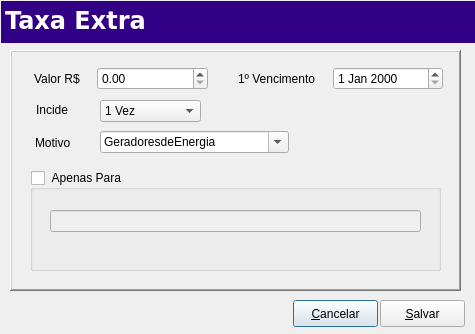
This is Projects/Blink/Plugins/financier/editextratx.ui in MarcoBueno1/qrad as Qt 5 draws it before an edit. The edited form follows.
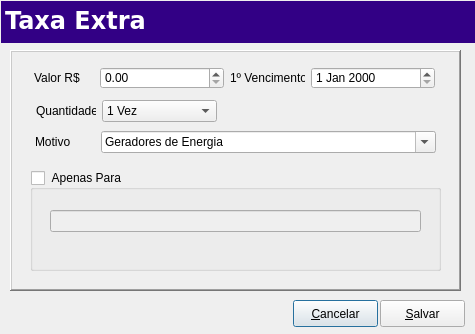
This is the edited form. Custom widgets are drawn as their Qt base class.

```diff
--- a/Projects/Blink/Plugins/financier/editextratx.ui
+++ b/Projects/Blink/Plugins/financier/editextratx.ui
@@ -28,50 +28,6 @@
    <property name="frameShadow">
     <enum>QFrame::Raised</enum>
    </property>
-   <widget class="QLabel" name="Lblmotivo">
-    <property name="geometry">
-     <rect>
-      <x>25</x>
-      <y>84</y>
-      <width>59</width>
-      <height>17</height>
-     </rect>
-    </property>
-    <property name="text">
-     <string>Motivo</string>
-    </property>
-   </widget>
-   <widget class="SComboBox" name="CmbBxmotivo">
-    <property name="geometry">
-     <rect>
-      <x>90</x>
-      <y>81</y>
-      <width>331</width>
-      <height>22</height>
-     </rect>
-    </property>
-    <property name="editable">
-     <bool>true</bool>
-    </property>
-    <property name="sizeAdjustPolicy">
-     <enum>QComboBox::AdjustToContents</enum>
-    </property>
-    <item>
-     <property name="text">
-      <string>GeradoresdeEnergia</string>
-     </property>
-    </item>
-    <item>
-     <property name="text">
-      <string>AluguelSalãodeFestasAdulto</string>
-     </property>
-    </item>
-    <item>
-     <property name="text">
-      <string>AluguelSalãodeFestasInfantil</string>
-     </property>
-    </item>
-   </widget>
    <widget class="QGroupBox" name="groupBox">
     <property name="geometry">
      <rect>
@@ -101,61 +57,79 @@
      </property>
     </widget>
    </widget>
-   <widget class="QLabel" name="Lblmotivo_2">
+   <widget class="QWidget" name="">
     <property name="geometry">
      <rect>
       <x>24</x>
-      <y>20</y>
-      <width>61</width>
-      <height>17</height>
+      <y>17</y>
+      <width>401</width>
+      <height>22</height>
      </rect>
+    </property>
+    <layout class="QHBoxLayout" name="horizontalLayout">
+     <item>
+      <widget class="QLabel" name="Lblmotivo_2">
+       <property name="maximumSize">
+        <size>
+         <width>60</width>
+         <height>16777215</height>
+        </size>
     </property>
     <property name="text">
      <string>Valor R$</string>
     </property>
    </widget>
+     </item>
+     <item>
    <widget class="QDoubleSpinBox" name="doubleSpinBox">
-    <property name="geometry">
-     <rect>
-      <x>87</x>
-      <y>17</y>
-      <width>111</width>
-      <height>23</height>
-     </rect>
-    </property>
-   </widget>
+       <property name="maximum">
+        <double>999999999.990000009536743</double>
+       </property>
+      </widget>
+     </item>
+     <item>
    <widget class="QLabel" name="Lblmotivo_3">
-    <property name="geometry">
-     <rect>
-      <x>228</x>
-      <y>20</y>
-      <width>92</width>
-      <height>17</height>
-     </rect>
+       <property name="maximumSize">
+        <size>
+         <width>75</width>
+         <height>16777215</height>
+        </size>
     </property>
     <property name="text">
      <string>1º Vencimento</string>
     </property>
    </widget>
-   <widget class="QDateEdit" name="dateEdit">
-    <property name="geometry">
-     <rect>
-      <x>323</x>
-      <y>17</y>
-      <width>110</width>
-      <height>23</height>
-     </rect>
-    </property>
+     </item>
+     <item>
+      <widget class="QDateEdit" name="dateEdit"/>
+     </item>
+    </layout>
    </widget>
-   <widget class="QComboBox" name="comboBox">
+   <widget class="QWidget" name="">
     <property name="geometry">
      <rect>
-      <x>90</x>
+      <x>26</x>
       <y>50</y>
-      <width>101</width>
+      <width>181</width>
       <height>22</height>
      </rect>
     </property>
+    <layout class="QHBoxLayout" name="horizontalLayout_2">
+     <item>
+      <widget class="QLabel" name="Lblmotivo_4">
+       <property name="maximumSize">
+        <size>
+         <width>60</width>
+         <height>16777215</height>
+        </size>
+       </property>
+       <property name="text">
+        <string>Quantidade</string>
+       </property>
+      </widget>
+     </item>
+     <item>
+      <widget class="QComboBox" name="comboBox">
     <item>
      <property name="text">
       <string>1 Vez</string>
@@ -217,18 +191,58 @@
      </property>
     </item>
    </widget>
-   <widget class="QLabel" name="Lblmotivo_4">
+     </item>
+    </layout>
+   </widget>
+   <widget class="QWidget" name="">
     <property name="geometry">
      <rect>
-      <x>26</x>
-      <y>51</y>
-      <width>40</width>
-      <height>17</height>
+      <x>25</x>
+      <y>81</y>
+      <width>401</width>
+      <height>22</height>
      </rect>
     </property>
+    <layout class="QHBoxLayout" name="horizontalLayout_3">
+     <item>
+      <widget class="QLabel" name="Lblmotivo">
+       <property name="maximumSize">
+        <size>
+         <width>60</width>
+         <height>16777215</height>
+        </size>
+       </property>
     <property name="text">
-     <string>Incide</string>
-    </property>
+        <string>Motivo</string>
+       </property>
+      </widget>
+     </item>
+     <item>
+      <widget class="SComboBox" name="CmbBxmotivo">
+       <property name="editable">
+        <bool>true</bool>
+       </property>
+       <property name="sizeAdjustPolicy">
+        <enum>QComboBox::AdjustToContents</enum>
+       </property>
+       <item>
+        <property name="text">
+         <string>Geradores de Energia</string>
+        </property>
+       </item>
+       <item>
+        <property name="text">
+         <string>Caução Salãode Festas Adulto</string>
+        </property>
+       </item>
+       <item>
+        <property name="text">
+         <string>Caução Salão de Festas Infantil</string>
+        </property>
+       </item>
+      </widget>
+     </item>
+    </layout>
    </widget>
   </widget>
   <widget class="QFrame" name="topmenu">
```
Left out of the diff: 10 changed lines with no effect on the pictures. Lines whose indentation alone changed are shown as unchanged.
